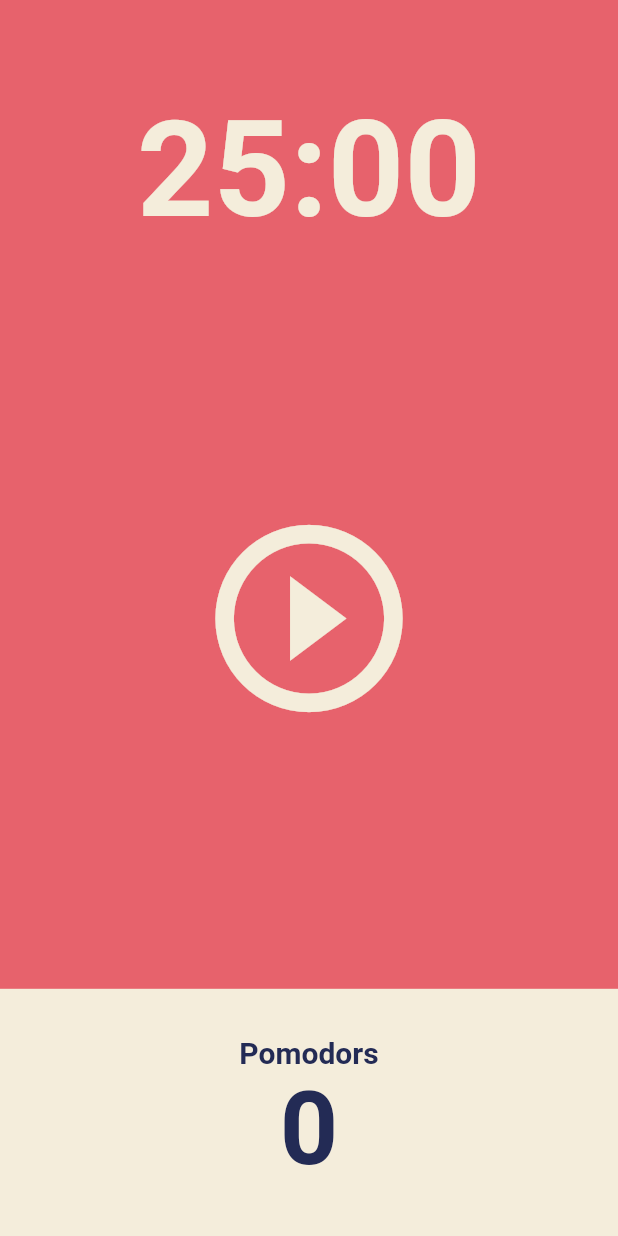
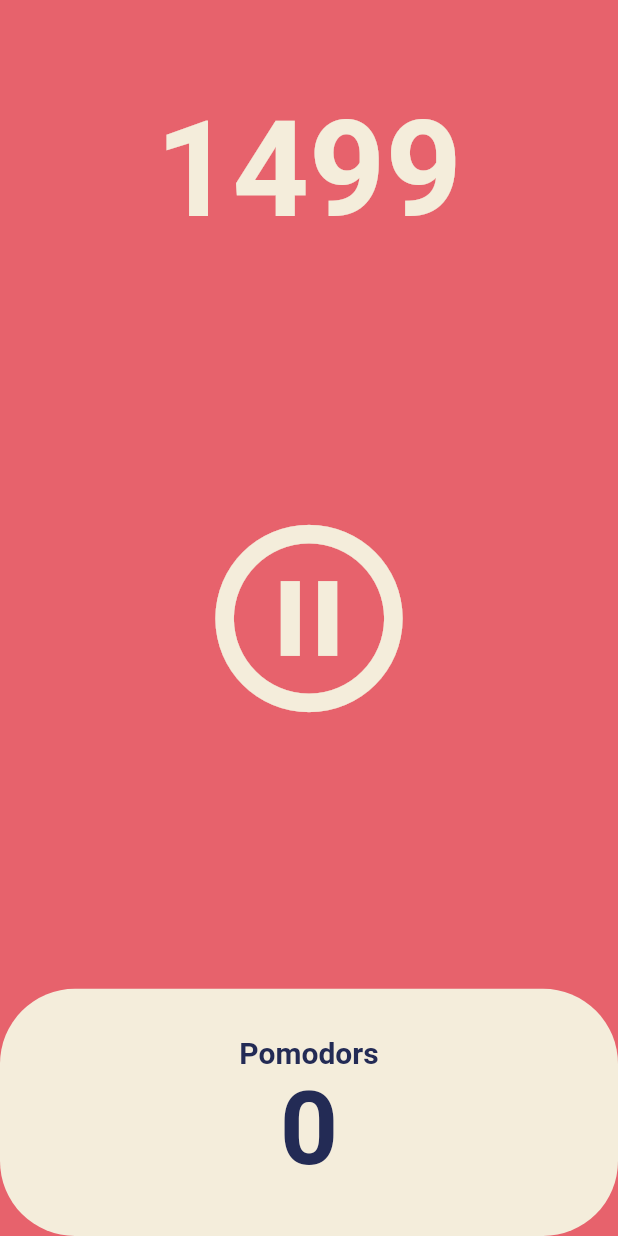
Before and after one commit to sjyunn/mypomodo, a Flutter app: the screen it shows after launch, after a tap on the "play circle outline" icon, on a phone screen of 412 x 824 dp. Run offline on Flutter 3.47's test engine with Material 2 defaults, Android fonts, the phone set to English and light mode, and no system bars.

```diff
--- a/lib/screens/home_screen.dart
+++ b/lib/screens/home_screen.dart
@@ -1,3 +1,5 @@
+import 'dart:async';
+
 import 'package:flutter/material.dart';
 
 class HomeScreen extends StatefulWidget {
@@ -8,6 +10,34 @@ class HomeScreen extends StatefulWidget {
 }
 
 class _HomeScreenState extends State<HomeScreen> {
+  int totalSeconds = 1500;
+  bool isRunning = false;
+  late Timer timer;
+
+  void onTick(Timer timer) {
+    setState(() {
+      totalSeconds = totalSeconds - 1;
+    });
+  }
+
+  void onStartPressed() {
+    timer = Timer.periodic(
+      const Duration(seconds: 1),
+      onTick,
+    );
+    setState(() {
+      isRunning = true;
+    });
+  }
+
+  void onPausePressed() {
+    timer.cancel();
+    setState(() {
+      isRunning = false;
+      totalSeconds = 1500;
+    });
+  }
+
   @override
   Widget build(BuildContext context) {
     return Scaffold(
@@ -19,7 +49,7 @@ class _HomeScreenState extends State<HomeScreen> {
             child: Container(
               alignment: Alignment.bottomCenter,
               child: Text(
-                '25:00',
+                '$totalSeconds',
                 style: TextStyle(
                   color: Theme.of(context).cardColor,
                   fontSize: 89,
@@ -32,12 +62,13 @@ class _HomeScreenState extends State<HomeScreen> {
             flex: 3,
             child: Center(
               child: IconButton(
-                  iconSize: 150,
-                  color: Theme.of(context).cardColor,
-                  onPressed: () {},
-                  icon: const Icon(
-                    Icons.play_circle_outline,
-                  )),
+                iconSize: 150,
+                color: Theme.of(context).cardColor,
+                onPressed: isRunning ? onPausePressed : onStartPressed,
+                icon: Icon(isRunning
+                    ? Icons.pause_circle_outline
+                    : Icons.play_circle_outline),
+              ),
             ),
           ),
           Flexible(
@@ -48,6 +79,7 @@ class _HomeScreenState extends State<HomeScreen> {
                   child: Container(
                     decoration: BoxDecoration(
                       color: Theme.of(context).cardColor,
+                      borderRadius: BorderRadius.circular(50),
                     ),
                     child: Column(
                       mainAxisAlignment: MainAxisAlignment.center,
```
